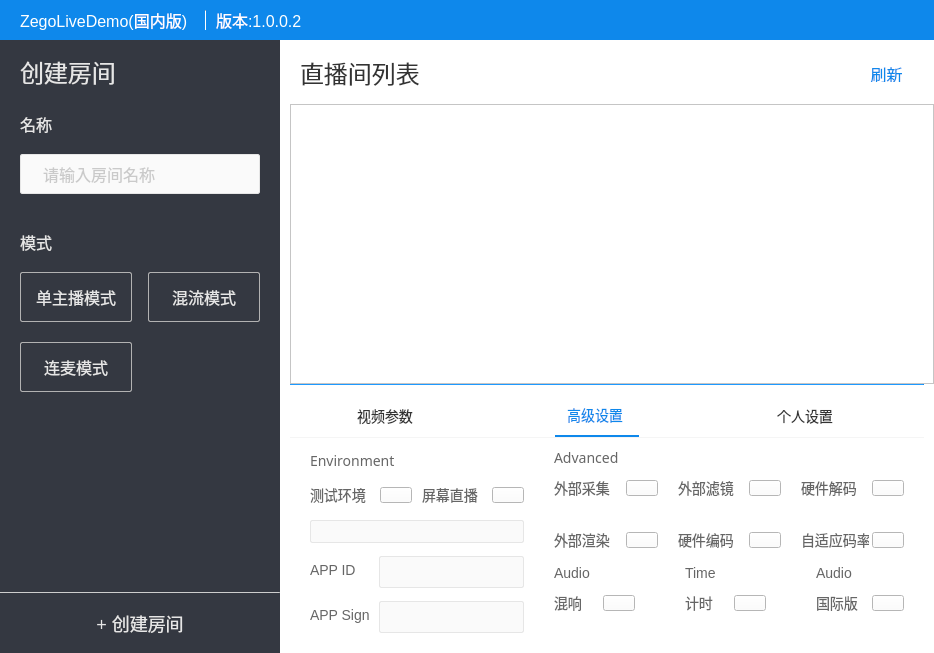
Above: windows/LiveDemo5/ZegoLiveDemo/ZegoMainDialog.ui from 1815368076/ZegoLiveDemo5Rtp before the change. Below: the same form after it.
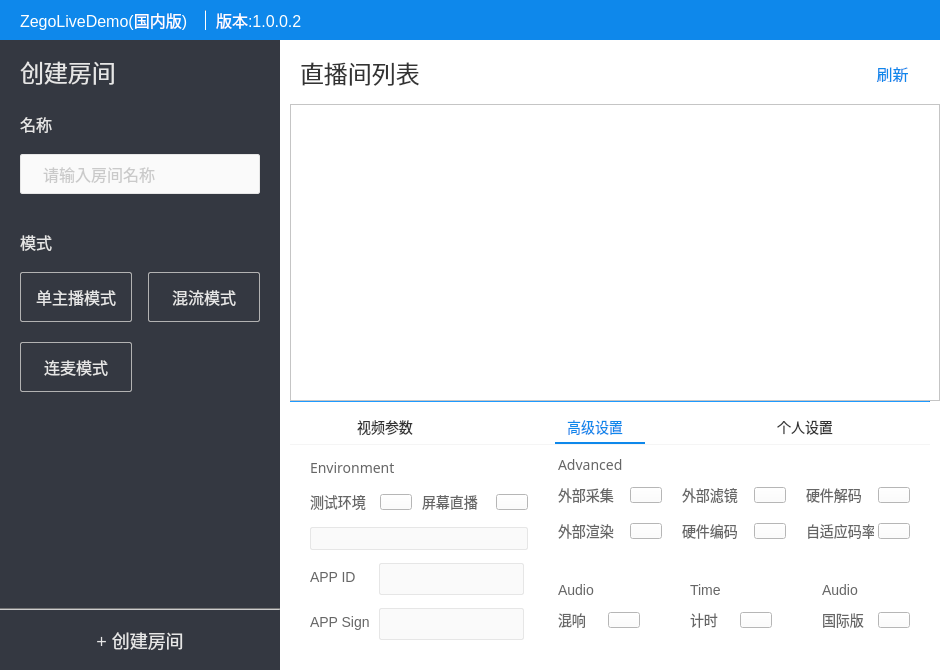
That is the form after the change. The open tabs and pages were chosen to show the change. Icons and pictures are not drawn. Custom widgets are drawn as their Qt base class.

The edit to the form file:
```diff
--- a/windows/LiveDemo5/ZegoLiveDemo/ZegoMainDialog.ui
+++ b/windows/LiveDemo5/ZegoLiveDemo/ZegoMainDialog.ui
@@ -6,8 +6,8 @@
    <rect>
     <x>0</x>
     <y>0</y>
-    <width>934</width>
-    <height>653</height>
+    <width>940</width>
+    <height>670</height>
    </rect>
   </property>
   <property name="windowTitle">
@@ -767,13 +767,13 @@
           <property name="minimumSize">
            <size>
             <width>0</width>
-            <height>1</height>
+            <height>2</height>
            </size>
           </property>
           <property name="maximumSize">
            <size>
             <width>16777215</width>
-            <height>1</height>
+            <height>2</height>
            </size>
           </property>
           <property name="styleSheet">
@@ -1014,20 +1014,20 @@
      font-family: 微软雅黑;
      font-size: 14px;
      color: #333333; 
-     margin-left: 10px;
-     
+     margin-left: 10px;  
      background-color: #ffffff;
-     
+      
  }
 
 QTableView::item{
      border: none;
      border-bottom: 1px solid #e6e6e6;
-     padding: 10px;
-
+     padding-left: 6px;
+     height: 50px;
+     background-color: #ffffff;
  }
 
-QTableView:item:selected{
+QTableView::item:selected{
      background-color: #0e88eb;
      color: #ffffff;
 }
@@ -1037,10 +1037,16 @@
      font-family: 微软雅黑;
      color: #333333;
      border: none;
-     padding-left: 10px;
      border-bottom: 1px solid #e6e6e6;
 }
 
+QHeaderView::section:horizontal{
+    height: 30px;
+    background: #ffffff;
+    border: none;
+    padding-left: 10px;
+    border-right: 1px solid #e6e6e6;
+}
  </string>
               </property>
               <property name="horizontalScrollMode">
@@ -1125,26 +1131,30 @@
             </property>
             <property name="styleSheet">
              <string notr="true">QTabWidget::pane{
-    border: none;
- }
+	border: none;
+}
 
- QTabBar::tab:!selected{
-     width: 210px;
-	 height: 40px;
-	 font-family: 微软雅黑;
-     font-size: 14px;
-	 color: #333333;
-	 background-color: #ffffff;
- }
+QTabWidget::tab-bar{
+    left: 0px;
+}
+QTabBar::tab{
+    width: 210px;
+    height: 30px;
+    margin: 0 0 0 0;
+	font-family: 微软雅黑;
+	font-size: 14px;
+	color: #333333;
+	background-color: #ffffff;
+}
 
- QTabBar::tab:selected{
-     width: 210px;
-	 height: 39px;
-	 font-family: 微软雅黑;
-     font-size: 14px;
-	 color: #0e88eb;
-	 background-color: #ffffff;
- }</string>
+QTabBar::tab:selected{
+	width: 210px;
+	height: 30px;
+	font-family: 微软雅黑;
+	font-size: 14px;
+	color: #0e88eb;
+	background-color: #ffffff;
+}</string>
             </property>
             <property name="currentIndex">
              <number>1</number>
@@ -3285,12 +3295,12 @@
                      <enum>Qt::Vertical</enum>
                     </property>
                     <property name="sizeType">
-                     <enum>QSizePolicy::MinimumExpanding</enum>
+                     <enum>QSizePolicy::Fixed</enum>
                     </property>
                     <property name="sizeHint" stdset="0">
                      <size>
                       <width>20</width>
-                      <height>12</height>
+                      <height>16</height>
                      </size>
                     </property>
                    </spacer>
@@ -3580,7 +3590,7 @@
                      <enum>Qt::Vertical</enum>
                     </property>
                     <property name="sizeType">
-                     <enum>QSizePolicy::Fixed</enum>
+                     <enum>QSizePolicy::MinimumExpanding</enum>
                     </property>
                     <property name="sizeHint" stdset="0">
                      <size>
```
Left out of the diff: 6 changed lines with no effect on the pictures.
